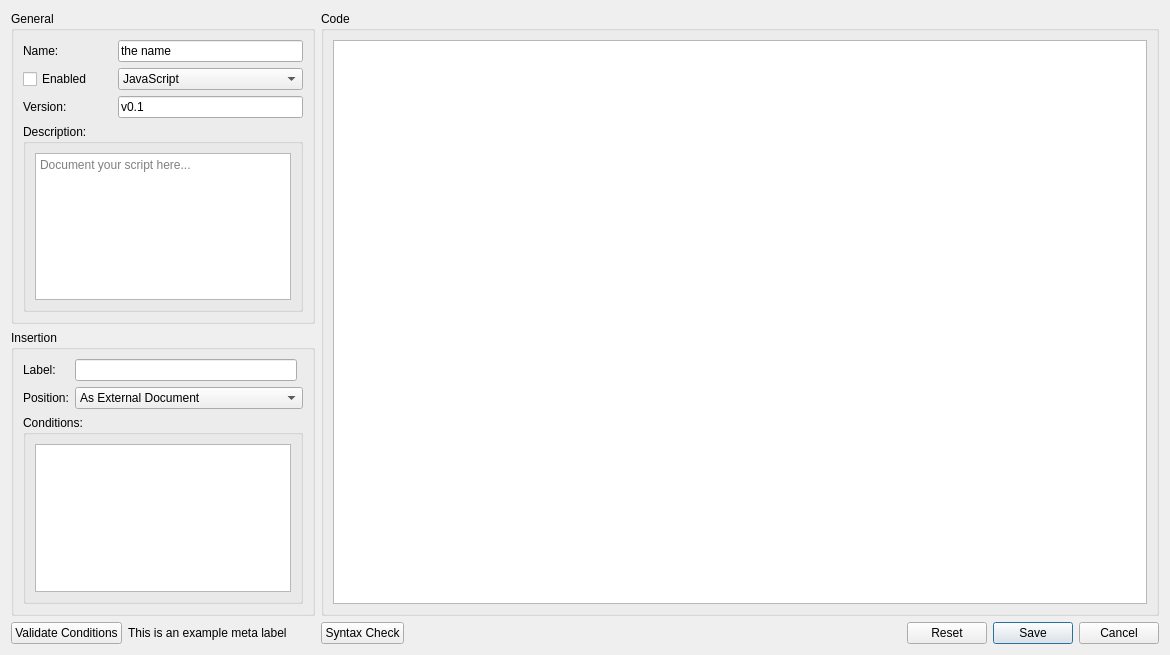
Before: the Qt Designer form designer/script_config.ui in hgiesel/anki_asset_manager, drawn with Qt 5.
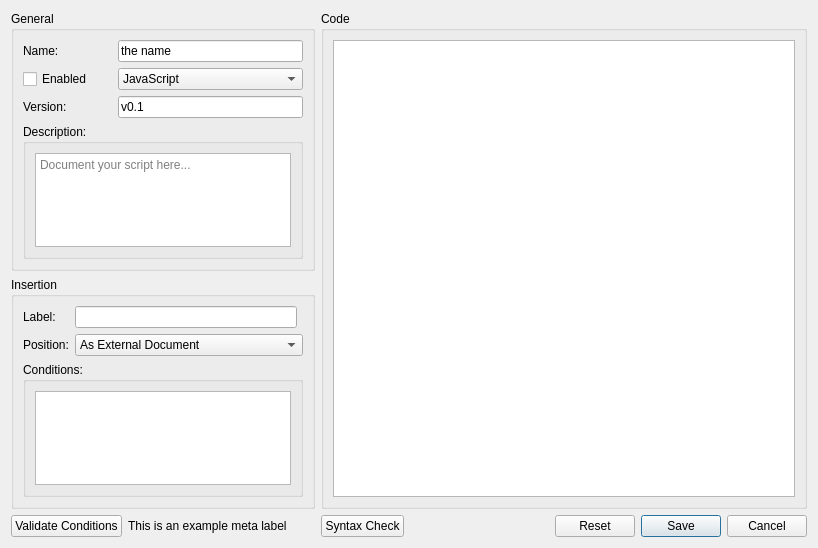
After: the same form once the commit is applied.

Commit message: Make config windows modal where they should be

Diff of the .ui file:
```diff
--- a/designer/script_config.ui
+++ b/designer/script_config.ui
@@ -6,8 +6,8 @@
    <rect>
     <x>0</x>
     <y>0</y>
-    <width>1170</width>
-    <height>655</height>
+    <width>818</width>
+    <height>548</height>
    </rect>
   </property>
   <property name="windowTitle">
```
The commit also changes 6 other files.
